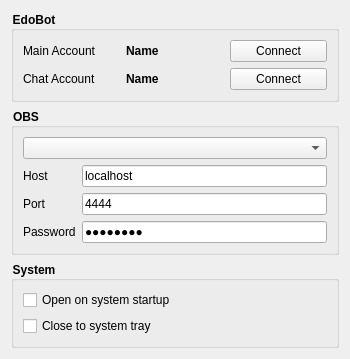
The window that data/designer/settings.ui (edoren/EdoBot) describes before a commit, drawn with Qt 5.
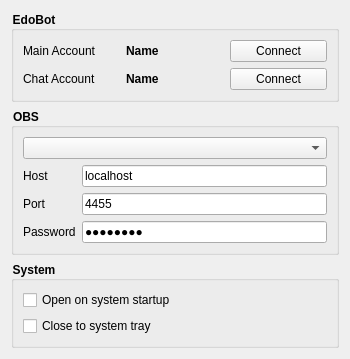
The same window after the commit.

Diff of the .ui file:
```diff
--- a/data/designer/settings.ui
+++ b/data/designer/settings.ui
@@ -134,10 +134,10 @@
            <set>Qt::ImhDigitsOnly</set>
           </property>
           <property name="text">
-           <string notr="true">4444</string>
+           <string notr="true">4455</string>
           </property>
           <property name="placeholderText">
-           <string notr="true">4444</string>
+           <string notr="true">4455</string>
           </property>
          </widget>
         </item>
```
